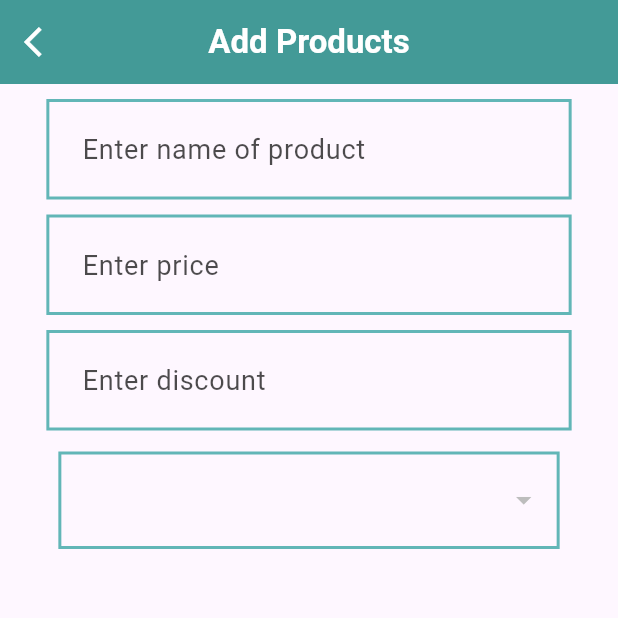
After one commit to ilyas-kukshi/Sfh_App, a Flutter app: the screen it shows after launch, in the side drawer, after a tap on "Add Product", on a phone screen of 412 x 824 dp, the top half of it. The commit adds this screen. Run offline on Flutter 3.47's test engine with Material 2 defaults, Android fonts, the light colour scheme and no system bars; our stand-ins replace cached_network_image, firebase_storage, flutter_riverpod, fluttertoast, freezed_annotation, image_cropper and 3 more; accounts and stored records are empty; generated files the repository leaves out were written again; network calls fail.

Commit message:
GetCategories(Riverpod) Tags Add Products(Partial)

```diff
--- a/lib/main.dart
+++ b/lib/main.dart
@@ -3,9 +3,10 @@ import 'package:flutter/material.dart';
 import 'package:flutter_riverpod/flutter_riverpod.dart';
 import 'package:page_transition/page_transition.dart';
 import 'package:sfh_app/models/category/category_model.dart';
-import 'package:sfh_app/screens/add_category.dart';
+import 'package:sfh_app/screens/category/add_category.dart';
+import 'package:sfh_app/screens/category/manage_categories.dart';
 import 'package:sfh_app/screens/dashboard/dashboard_main.dart';
-import 'package:sfh_app/screens/manage_categories.dart';
+import 'package:sfh_app/screens/product/add_products.dart';
 import 'package:sfh_app/shared/app_theme_shared.dart';
 
 void main() async {
@@ -40,11 +41,13 @@ class MyApp extends StatelessWidget {
         return PageTransition(
             child: AddCategory(category: settings.arguments as CategoryModel?),
             type: PageTransitionType.leftToRight);
-            case '/manageCategories':
+      case '/manageCategories':
         return PageTransition(
             child: const ManageCategories(),
             type: PageTransitionType.leftToRight);
-
+      case '/addProducts':
+        return PageTransition(
+            child: const AddProducts(), type: PageTransitionType.leftToRight);
 
       default:
         return PageTransition(
@@ -52,7 +55,6 @@ class MyApp extends StatelessWidget {
               category: settings.arguments as CategoryModel,
             ),
             type: PageTransitionType.leftToRight);
-
     }
   }
 }
--- a/lib/models/category/category_model.dart
+++ b/lib/models/category/category_model.dart
@@ -21,7 +21,7 @@ class CategoryModel with _$CategoryModel {
     List<dynamic>? subCategories,
     // List<dynamic>? tags,
     List<dynamic>? products,
-    String? id,
+    @JsonKey(name: '_id') String? id,
     int? v,
   }) = _CategoryModel;
 
--- a/lib/models/tags/tag_model.dart
+++ b/lib/models/tags/tag_model.dart
@@ -16,8 +16,8 @@ String tagModelToJson(TagModel data) => json.encode(data.toJson());
 class TagModel with _$TagModel {
   const factory TagModel({
     required String name,
-    required String categoryId,
-    String? id,
+    required String category,
+    @JsonKey(name: '_id') String? id,
     int? v,
   }) = _TagModel;
 
--- a/lib/screens/dashboard/dashboard_drawer.dart
+++ b/lib/screens/dashboard/dashboard_drawer.dart
@@ -28,6 +28,12 @@ class _DashboardDrawerState extends State<DashboardDrawer> {
                 },
                 child: Text("Manage Category",
                     style: Theme.of(context).textTheme.titleMedium)),
+            GestureDetector(
+                onTap: () {
+                  Navigator.pushNamed(context, '/addProducts');
+                },
+                child: Text("Add Product",
+                    style: Theme.of(context).textTheme.titleMedium)),
           ],
         ),
       ),
--- a/lib/screens/dashboard/dashboard_main.dart
+++ b/lib/screens/dashboard/dashboard_main.dart
@@ -1,19 +1,20 @@
 import 'package:cached_network_image/cached_network_image.dart';
 import 'package:flutter/material.dart';
+import 'package:flutter_riverpod/flutter_riverpod.dart';
 import 'package:sfh_app/models/category/category_model.dart';
 import 'package:sfh_app/screens/dashboard/bottom_nav.dart';
 import 'package:sfh_app/screens/dashboard/dashboard_drawer.dart';
 import 'package:sfh_app/services/category_services.dart';
 import 'package:sfh_app/shared/app_theme_shared.dart';
 
-class DashboardMain extends StatefulWidget {
+class DashboardMain extends ConsumerStatefulWidget {
   const DashboardMain({super.key});
 
   @override
-  State<DashboardMain> createState() => _DashboardMainState();
+  ConsumerState<DashboardMain> createState() => _DashboardMainState();
 }
 
-class _DashboardMainState extends State<DashboardMain> {
+class _DashboardMainState extends ConsumerState<DashboardMain> {
   GlobalKey<ScaffoldState> globalKey = GlobalKey();
 
   List<CategoryModel> categories = [];
@@ -26,6 +27,7 @@ class _DashboardMainState extends State<DashboardMain> {
 
   @override
   Widget build(BuildContext context) {
+    final allCatgories = ref.watch(allCategoriesProvider);
     return Scaffold(
       key: globalKey,
       drawer: const DashboardDrawer(),
@@ -46,31 +48,40 @@ class _DashboardMainState extends State<DashboardMain> {
         child: Column(
           crossAxisAlignment: CrossAxisAlignment.start,
           children: [
-            FutureBuilder(
-              future: getCategories(),
-              builder: (context, snapshot) {
-                if (snapshot.connectionState == ConnectionState.done) {
-                  if (snapshot.hasData) {
-                    categories = snapshot.data as List<CategoryModel>;
+            allCatgories.when(
+              data: (data) {
+                print(data);
                 return SizedBox(
                   height: 175,
                   child: ListView.builder(
                     shrinkWrap: true,
-                        itemCount: categories.length,
+                    itemCount: data.length,
                     scrollDirection: Axis.horizontal,
                     itemBuilder: (context, index) {
-                          return categoryCard(categories[index]);
+                      return categoryCard(data[index]);
                     },
                   ),
                 );
-                  } else {
-                    return const Text("No data");
-                  }
-                } else {
-                  return const CircularProgressIndicator();
-                }
               },
+              error: (error, stackTrace) {
+                return Text(error.toString());
+              },
+              loading: () => const CircularProgressIndicator(),
             ),
+            // FutureBuilder(
+            //   future: allCatgories,
+            //   builder: (context, snapshot) {
+            //     if (snapshot.connectionState == ConnectionState.done) {
+            //       if (snapshot.hasData) {
+
+            //       } else {
+            //         return const Text("No data");
+            //       }
+            //     } else {
+            //       return const CircularProgressIndicator();
+            //     }
+            //   },
+            // ),
             const Padding(
               padding: EdgeInsets.all(8.0),
               child: Text(
@@ -103,8 +114,10 @@ class _DashboardMainState extends State<DashboardMain> {
                     //       image: DecorationImage(
                     //           image: imageProvider, fit: BoxFit.cover)),
                     // ),
-                    placeholder: (context, url) => const CircularProgressIndicator(),
-                    errorWidget: (context, url, error) => const Icon(Icons.error),
+                    placeholder: (context, url) =>
+                        const CircularProgressIndicator(),
+                    errorWidget: (context, url, error) =>
+                        const Icon(Icons.error),
                   )
                 : const Offstage(),
             const SizedBox(height: 10),
--- /dev/null
+++ b/lib/screens/product/add_products.dart
@@ -0,0 +1,126 @@
+import 'package:flutter/material.dart';
+import 'package:flutter_riverpod/flutter_riverpod.dart';
+import 'package:sfh_app/models/category/category_model.dart';
+import 'package:sfh_app/models/tags/tag_model.dart';
+import 'package:sfh_app/services/category_services.dart';
+import 'package:sfh_app/services/tags_services.dart';
+import 'package:sfh_app/shared/app_theme_shared.dart';
+
+class AddProducts extends ConsumerStatefulWidget {
+  const AddProducts({super.key});
+
+  @override
+  ConsumerState<AddProducts> createState() => _AddProductsState();
+}
+
+class _AddProductsState extends ConsumerState<AddProducts> {
+  List<TagModel> tags = [];
+  List<TagModel> selected = [];
+  @override
+  Widget build(BuildContext context) {
+    final allCategories = ref.watch(allCategoriesProvider);
+    return Scaffold(
+      appBar: AppThemeShared.appBar(title: "Add Products", context: context),
+      body: SingleChildScrollView(
+        child: Center(
+          child: Column(
+            children: [
+              const SizedBox(height: 10),
+              AppThemeShared.textFormField(
+                  context: context, hintText: "Enter name of product"),
+              const SizedBox(height: 10),
+              AppThemeShared.textFormField(
+                  hintText: "Enter price", context: context),
+              const SizedBox(height: 10),
+              AppThemeShared.textFormField(
+                  context: context, hintText: "Enter discount"),
+              const SizedBox(height: 10),
+              allCategories.when(
+                data: (data) {
+                  return AppThemeShared.sharedDropDown(
+                    context: context,
+                    items: data.map((e) => e.name).toList(),
+                    onChanged: (value) async {
+                      String categoryId = getIdFromName(data, value!);
+                      if (categoryId.isNotEmpty) {
+                        tags = await TagServices().getByCategory(categoryId);
+                        setState(() {});
+                      }
+                    },
+                  );
+                },
+                error: (error, stackTrace) => Text(error.toString()),
+                loading: () => const CircularProgressIndicator(),
+              ),
+              tags.isNotEmpty
+                  ? Wrap(
+                      children: tags
+                          .map((e) => TagSelection(
+                                tag: e,
+                                clicked: (tag) {
+                                  if (selected.contains(tag)) {
+                                    selected.remove(tag);
+                                  } else {
+                                    selected.add(tag);
+                                  }
+                                  print(selected);
+                                },
+                              ))
+                          .toList(),
+                    )
+                  : const Offstage(),
+            ],
+          ),
+        ),
+      ),
+    );
+  }
+
+  String getIdFromName(List<CategoryModel> tags, String name) {
+    for (CategoryModel category in tags) {
+      if (category.name == name) return category.id!;
+    }
+    return '';
+  }
+}
+
+class TagSelection extends StatefulWidget {
+  TagModel tag;
+  Function(TagModel) clicked;
+  TagSelection({super.key, required this.tag, required this.clicked});
+
+  @override
+  State<TagSelection> createState() => _TagSelectionState();
+}
+
+class _TagSelectionState extends State<TagSelection> {
+  bool selected = false;
+  @override
+  Widget build(BuildContext context) {
+    return Padding(
+      padding: const EdgeInsets.all(8.0),
+      child: GestureDetector(
+        onTap: () {
+          setState(() {
+            selected = !selected;
+            widget.clicked(widget.tag);
+          });
+        },
+        child: Container(
+          decoration: BoxDecoration(
+              color:
+                  selected ? AppThemeShared.primaryColor : Colors.transparent,
+              border: Border.all(color: AppThemeShared.primaryColor, width: 2)),
+          child: Padding(
+            padding: const EdgeInsets.all(6.0),
+            child: Text(
+              widget.tag.name,
+              style: TextStyle(
+                  color: selected ? Colors.white : AppThemeShared.primaryColor),
+            ),
+          ),
+        ),
+      ),
+    );
+  }
+}
--- a/lib/services/category_services.dart
+++ b/lib/services/category_services.dart
@@ -1,8 +1,10 @@
 import 'dart:convert';
 
+import 'package:riverpod_annotation/riverpod_annotation.dart';
 import 'package:sfh_app/models/category/category_model.dart';
 import 'package:http/http.dart' as http;
 import 'package:sfh_app/shared/constants.dart';
+part 'category_services.g.dart';
 
 class CategoryServices {
   Future<bool> addCategory(CategoryModel category, List<String> tags) async {
@@ -46,3 +48,23 @@ class CategoryServices {
     return [];
   }
 }
+
+@riverpod
+Future<List<CategoryModel>> allCategories(AllCategoriesRef ref) async {
+  List<CategoryModel> categories = [];
+  try {
+    var response =
+        await http.get(Uri.parse("${Constants.baseUrl}/category/get"));
+    if (response.statusCode == 200) {
+      var data = jsonDecode(response.body);
+      for (var category in data["categories"]) {
+        categories.add(CategoryModel.fromJson(category));
+      }
+      return categories;
+    }
+  } catch (error) {
+    print(error);
+    return [];
+  }
+  return [];
+}
--- a/pubspec.yaml
+++ b/pubspec.yaml
@@ -36,6 +36,7 @@ dependencies:
   # Use with the CupertinoIcons class for iOS style icons.
   cupertino_icons: ^1.0.2
   flutter_riverpod: ^2.3.7
+  riverpod_annotation: ^2.3.2
   freezed: ^2.4.2
   freezed_annotation: ^2.4.1
   json_annotation: ^4.8.1
@@ -60,6 +61,7 @@ dev_dependencies:
   flutter_lints: ^2.0.0
   build_runner: ^2.4.6
   json_serializable: ^6.7.1
+  riverpod_generator: ^2.3.9
 
 # For information on the generic Dart part of this file, see the
 # following page: https://dart.dev/tools/pub/pubspec
```
Also changed, not shown: lib/services/tags_services.dart (added, +26 -0 lines), lib/models/category/category_model.freezed.dart, lib/models/category/category_model.g.dart, lib/models/tags/tag_model.freezed.dart, lib/models/tags/tag_model.g.dart, lib/screens/category/add_category.dart (renamed from lib/screens/add_category.dart), lib/screens/category/manage_categories.dart (renamed from lib/screens/manage_categories.dart), lib/services/category_services.g.dart (added), pubspec.lock. Lines whose indentation alone changed are shown as unchanged.
